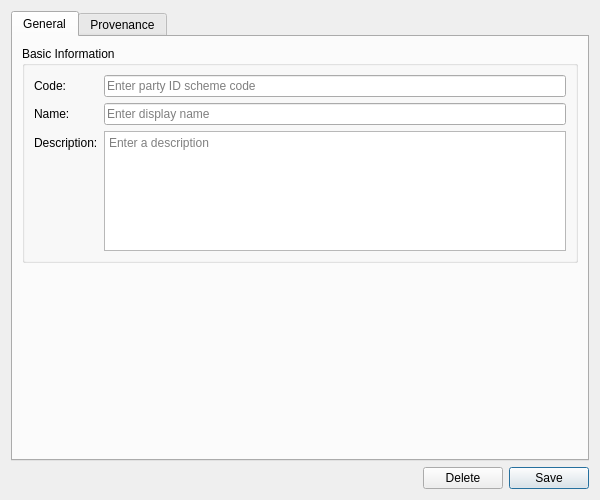
Above: projects/ores.qt/ui/PartyIdSchemeDetailDialog.ui from OreStudio/OreStudio before the change. Below: the same form after it.
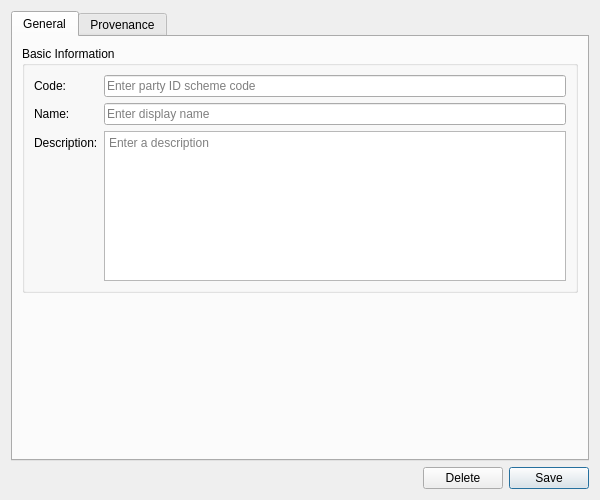
That is the form after the change. Custom widgets are drawn as their Qt base class.

```diff
--- a/projects/ores.qt/ui/PartyIdSchemeDetailDialog.ui
+++ b/projects/ores.qt/ui/PartyIdSchemeDetailDialog.ui
@@ -74,7 +74,7 @@
            </widget>
           </item>
           <item row="2" column="1">
-           <widget class="QTextEdit" name="descriptionEdit">
+           <widget class="QPlainTextEdit" name="descriptionEdit">
             <property name="minimumSize">
              <size>
               <width>0</width>
@@ -84,7 +84,7 @@
             <property name="maximumSize">
              <size>
               <width>16777215</width>
-              <height>120</height>
+              <height>150</height>
              </size>
             </property>
             <property name="placeholderText">
```
